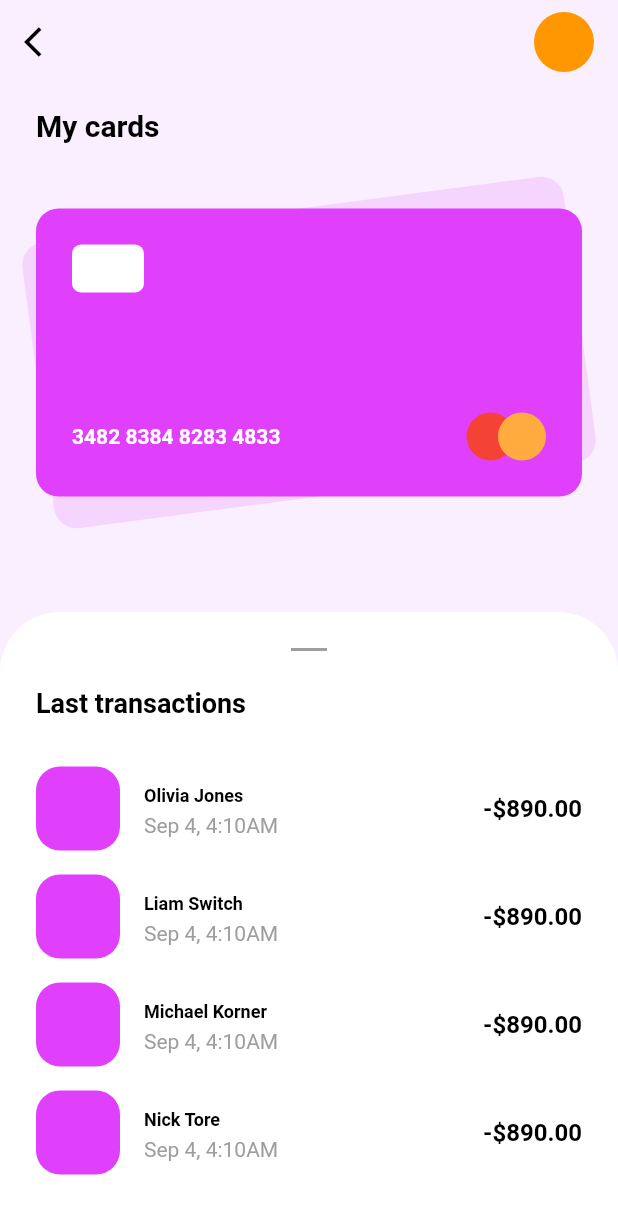
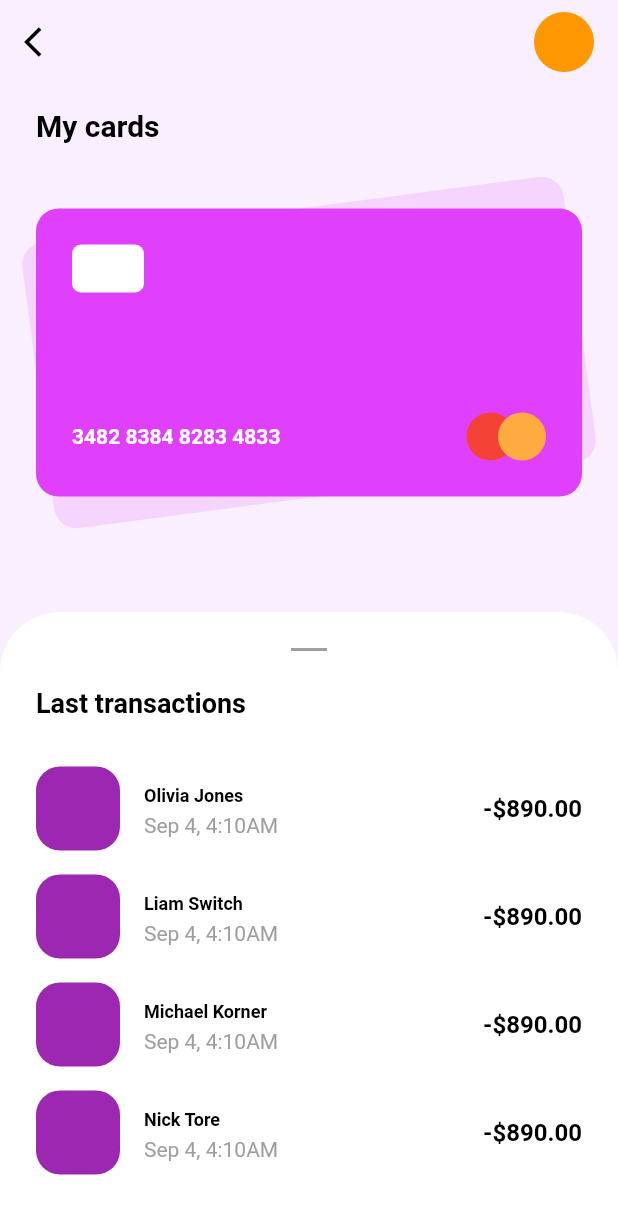
Before and after one commit to unknownaloy/flutter_community_owerri_week_01, a Flutter app: the HomeScreen screen opened directly, on a phone screen of 412 x 824 dp. Shown: the top 1214 px of the screen. Run offline on Flutter 3.47's test engine with Material 2 defaults, Android fonts, the phone set to English and light mode, and no system bars; our stand-ins replace fl_chart.

Commit message:
Change color to purple

```diff
--- a/lib/components/transaction_tile.dart
+++ b/lib/components/transaction_tile.dart
@@ -20,7 +20,7 @@ class TransactionTile extends StatelessWidget {
         height: 56.0,
         width: 56.0,
         decoration: BoxDecoration(
-          color: Colors.purpleAccent,
+          color: Colors.purple,
           borderRadius: BorderRadius.circular(16.0),
         ),
       ),
```
